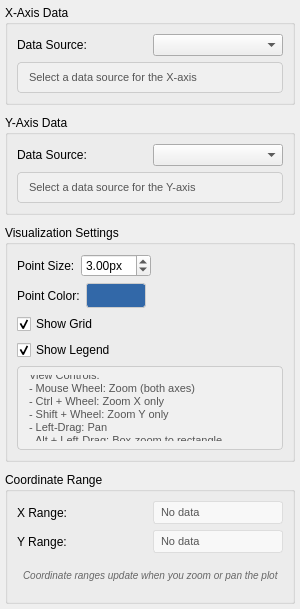
Before: the Qt Designer form src/WhiskerToolbox/Analysis_Dashboard/Widgets/ScatterPlotWidget/ScatterPlotPropertiesWidget.ui in paulmthompson/WhiskerToolbox, drawn with Qt 5.
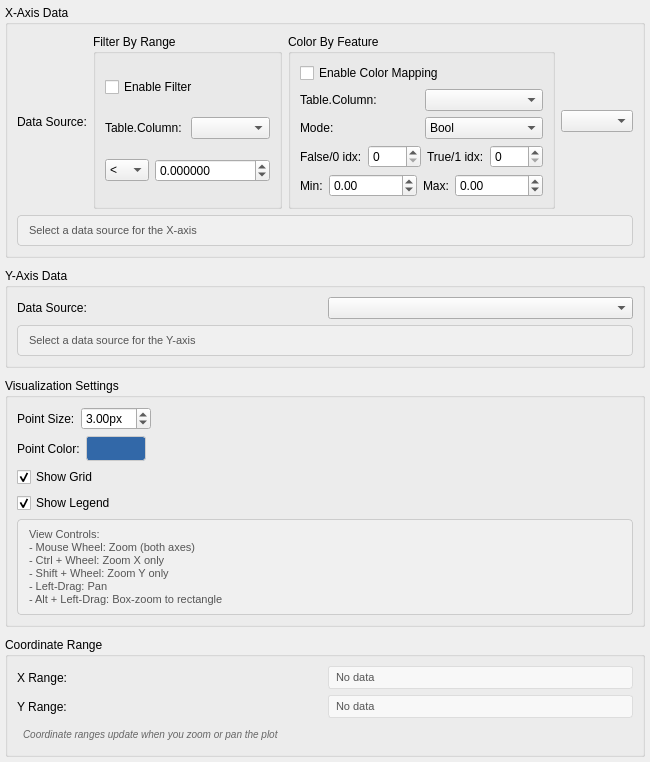
After: the same form once the commit is applied.

```diff
--- a/src/WhiskerToolbox/Analysis_Dashboard/Widgets/ScatterPlotWidget/ScatterPlotPropertiesWidget.ui
+++ b/src/WhiskerToolbox/Analysis_Dashboard/Widgets/ScatterPlotWidget/ScatterPlotPropertiesWidget.ui
@@ -44,6 +44,81 @@
           </property>
          </widget>
         </item>
+    <item>
+     <widget class="QGroupBox" name="filter_group">
+      <property name="title">
+       <string>Filter By Range</string>
+      </property>
+      <layout class="QVBoxLayout" name="filter_layout">
+       <item>
+        <widget class="QCheckBox" name="filter_enabled_checkbox">
+         <property name="text"><string>Enable Filter</string></property>
+        </widget>
+       </item>
+       <item>
+        <layout class="QHBoxLayout" name="filter_sel_layout">
+         <item><widget class="QLabel" name="filter_col_label"><property name="text"><string>Table.Column:</string></property></widget></item>
+         <item><widget class="QComboBox" name="filter_column_combo"><property name="minimumWidth"><number>200</number></property></widget></item>
+        </layout>
+       </item>
+       <item>
+        <layout class="QHBoxLayout" name="filter_cond_layout">
+         <item><widget class="QComboBox" name="filter_comparator_combo">
+           <item><property name="text"><string>&lt;</string></property></item>
+           <item><property name="text"><string>&lt;=</string></property></item>
+           <item><property name="text"><string>&gt;</string></property></item>
+           <item><property name="text"><string>&gt;=</string></property></item>
+           <item><property name="text"><string>==</string></property></item>
+           <item><property name="text"><string>!=</string></property></item>
+         </widget></item>
+         <item><widget class="QDoubleSpinBox" name="filter_value_spin"><property name="minimum"><double>-1e12</double></property><property name="maximum"><double>1e12</double></property><property name="decimals"><number>6</number></property></widget></item>
+        </layout>
+       </item>
+      </layout>
+     </widget>
+    </item>
+    <item>
+     <widget class="QGroupBox" name="color_group">
+      <property name="title">
+       <string>Color By Feature</string>
+      </property>
+      <layout class="QVBoxLayout" name="color_layout">
+       <item><widget class="QCheckBox" name="color_enabled_checkbox"><property name="text"><string>Enable Color Mapping</string></property></widget></item>
+       <item>
+        <layout class="QHBoxLayout" name="color_sel_layout">
+         <item><widget class="QLabel" name="color_col_label"><property name="text"><string>Table.Column:</string></property></widget></item>
+         <item><widget class="QComboBox" name="color_column_combo"><property name="minimumWidth"><number>200</number></property></widget></item>
+        </layout>
+       </item>
+       <item>
+        <layout class="QHBoxLayout" name="color_mode_layout">
+         <item><widget class="QLabel" name="color_mode_label"><property name="text"><string>Mode:</string></property></widget></item>
+         <item><widget class="QComboBox" name="color_mode_combo">
+           <item><property name="text"><string>Bool</string></property></item>
+           <item><property name="text"><string>Int</string></property></item>
+           <item><property name="text"><string>Continuous</string></property></item>
+         </widget></item>
+        </layout>
+       </item>
+       <item>
+        <layout class="QHBoxLayout" name="color_discrete_layout">
+         <item><widget class="QLabel" name="color_false_label"><property name="text"><string>False/0 idx:</string></property></widget></item>
+         <item><widget class="QSpinBox" name="color_false_spin"><property name="minimum"><number>0</number></property><property name="maximum"><number>31</number></property></widget></item>
+         <item><widget class="QLabel" name="color_true_label"><property name="text"><string>True/1 idx:</string></property></widget></item>
+         <item><widget class="QSpinBox" name="color_true_spin"><property name="minimum"><number>0</number></property><property name="maximum"><number>31</number></property></widget></item>
+        </layout>
+       </item>
+       <item>
+        <layout class="QHBoxLayout" name="color_continuous_layout">
+         <item><widget class="QLabel" name="color_min_label"><property name="text"><string>Min:</string></property></widget></item>
+         <item><widget class="QDoubleSpinBox" name="color_min_spin"><property name="minimum"><double>-1e12</double></property><property name="maximum"><double>1e12</double></property></widget></item>
+         <item><widget class="QLabel" name="color_max_label"><property name="text"><string>Max:</string></property></widget></item>
+         <item><widget class="QDoubleSpinBox" name="color_max_spin"><property name="minimum"><double>-1e12</double></property><property name="maximum"><double>1e12</double></property></widget></item>
+        </layout>
+       </item>
+      </layout>
+     </widget>
+    </item>
         <item>
          <widget class="QComboBox" name="x_axis_combo">
           <property name="minimumWidth">
```
